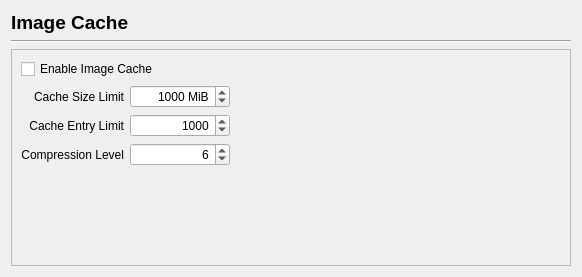
Qt form scribus/ui/prefs_imagecachebase.ui (scribusproject/scribus) before a commit.
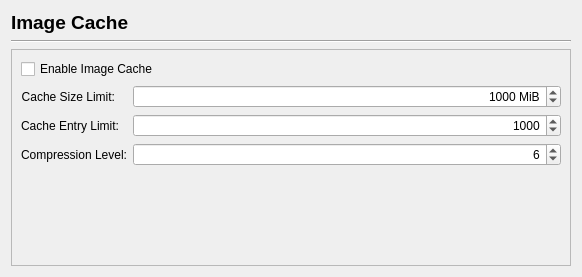
The same form after that commit.

Commit message: Change to form layout for image cache prefs

What changed in the file:
```diff
--- a/scribus/ui/prefs_imagecachebase.ui
+++ b/scribus/ui/prefs_imagecachebase.ui
@@ -45,8 +45,8 @@
        <rect>
         <x>0</x>
         <y>0</y>
-        <width>560</width>
-        <height>218</height>
+        <width>554</width>
+        <height>207</height>
        </rect>
       </property>
       <layout class="QVBoxLayout" name="verticalLayout_2">
@@ -58,55 +58,14 @@
         </widget>
        </item>
        <item>
-        <layout class="QGridLayout" name="gridLayout">
-         <item row="4" column="0">
-          <widget class="QLabel" name="cacheEntryLimitLabel">
-           <property name="text">
-            <string>Cache Entry Limit</string>
-           </property>
-           <property name="alignment">
-            <set>Qt::AlignRight|Qt::AlignTrailing|Qt::AlignVCenter</set>
-           </property>
-           <property name="wordWrap">
-            <bool>false</bool>
-           </property>
-          </widget>
-         </item>
-         <item row="4" column="1">
-          <widget class="QSpinBox" name="cacheEntryLimitSpinBox">
-           <property name="sizePolicy">
-            <sizepolicy hsizetype="Preferred" vsizetype="Fixed">
-             <horstretch>0</horstretch>
-             <verstretch>0</verstretch>
-            </sizepolicy>
-           </property>
-           <property name="minimumSize">
-            <size>
-             <width>100</width>
-             <height>0</height>
-            </size>
-           </property>
-           <property name="alignment">
-            <set>Qt::AlignRight|Qt::AlignTrailing|Qt::AlignVCenter</set>
-           </property>
-           <property name="minimum">
-            <number>100</number>
-           </property>
-           <property name="maximum">
-            <number>100000</number>
-           </property>
-           <property name="singleStep">
-            <number>100</number>
-           </property>
-           <property name="value">
-            <number>1000</number>
-           </property>
-          </widget>
-         </item>
-         <item row="2" column="0">
+        <layout class="QFormLayout" name="formLayout">
+         <property name="formAlignment">
+          <set>Qt::AlignLeading|Qt::AlignLeft|Qt::AlignTop</set>
+         </property>
+         <item row="0" column="0">
           <widget class="QLabel" name="cacheSizeLimitLabel">
            <property name="text">
-            <string>Cache Size Limit</string>
+            <string>Cache Size Limit:</string>
            </property>
            <property name="alignment">
             <set>Qt::AlignRight|Qt::AlignTrailing|Qt::AlignVCenter</set>
@@ -116,7 +75,7 @@
            </property>
           </widget>
          </item>
-         <item row="2" column="1">
+         <item row="0" column="1">
           <widget class="QSpinBox" name="cacheSizeLimitSpinBox">
            <property name="sizePolicy">
             <sizepolicy hsizetype="Preferred" vsizetype="Fixed">
@@ -153,43 +112,61 @@
            </property>
           </widget>
          </item>
-         <item row="2" column="2">
-          <spacer name="horizontalSpacer">
-           <property name="orientation">
-            <enum>Qt::Horizontal</enum>
+         <item row="1" column="0">
+          <widget class="QLabel" name="cacheEntryLimitLabel">
+           <property name="text">
+            <string>Cache Entry Limit:</string>
            </property>
-           <property name="sizeHint" stdset="0">
-            <size>
-             <width>40</width>
-             <height>20</height>
-            </size>
+           <property name="alignment">
+            <set>Qt::AlignRight|Qt::AlignTrailing|Qt::AlignVCenter</set>
            </property>
-          </spacer>
+           <property name="wordWrap">
+            <bool>false</bool>
+           </property>
+          </widget>
          </item>
-         <item row="4" column="2">
-          <spacer name="horizontalSpacer_2">
-           <property name="orientation">
-            <enum>Qt::Horizontal</enum>
+         <item row="1" column="1">
+          <widget class="QSpinBox" name="cacheEntryLimitSpinBox">
+           <property name="sizePolicy">
+            <sizepolicy hsizetype="Preferred" vsizetype="Fixed">
+             <horstretch>0</horstretch>
+             <verstretch>0</verstretch>
+            </sizepolicy>
            </property>
-           <property name="sizeHint" stdset="0">
+           <property name="minimumSize">
             <size>
-             <width>40</width>
-             <height>20</height>
+             <width>100</width>
+             <height>0</height>
             </size>
            </property>
-          </spacer>
+           <property name="alignment">
+            <set>Qt::AlignRight|Qt::AlignTrailing|Qt::AlignVCenter</set>
+           </property>
+           <property name="minimum">
+            <number>100</number>
+           </property>
+           <property name="maximum">
+            <number>100000</number>
+           </property>
+           <property name="singleStep">
+            <number>100</number>
+           </property>
+           <property name="value">
+            <number>1000</number>
+           </property>
+          </widget>
          </item>
-         <item row="5" column="0">
+         <item row="2" column="0">
           <widget class="QLabel" name="compressionLevelLabel">
            <property name="text">
-            <string>Compression Level</string>
+            <string>Compression Level:</string>
            </property>
            <property name="alignment">
             <set>Qt::AlignRight|Qt::AlignTrailing|Qt::AlignVCenter</set>
            </property>
           </widget>
          </item>
-         <item row="5" column="1">
+         <item row="2" column="1">
           <widget class="QSpinBox" name="compressionLevelSpinBox">
            <property name="sizePolicy">
             <sizepolicy hsizetype="Preferred" vsizetype="Fixed">
```
